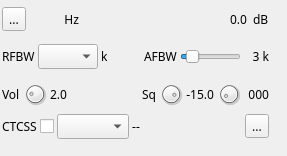
Above: plugins/channelrx/demodnfm/nfmdemodgui.ui from f4exb/sdrangel before the change. Below: the same form after it.
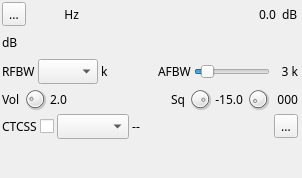
That is the form after the change. Icons and pictures are not drawn. Custom widgets are drawn as their Qt base class.

Commit message: NFM Demod: added signal meter. Corrected squelch. Turned frequency dial green

Diff of the .ui file:
```diff
--- a/plugins/channelrx/demodnfm/nfmdemodgui.ui
+++ b/plugins/channelrx/demodnfm/nfmdemodgui.ui
@@ -6,10 +6,16 @@
    <rect>
     <x>0</x>
     <y>0</y>
-    <width>287</width>
-    <height>156</height>
+    <width>302</width>
+    <height>178</height>
    </rect>
   </property>
+  <property name="minimumSize">
+   <size>
+    <width>302</width>
+    <height>0</height>
+   </size>
+  </property>
   <property name="font">
    <font>
     <family>Sans Serif</family>
@@ -24,10 +30,16 @@
     <rect>
      <x>0</x>
      <y>0</y>
-     <width>271</width>
+     <width>300</width>
      <height>141</height>
     </rect>
    </property>
+   <property name="minimumSize">
+    <size>
+     <width>300</width>
+     <height>0</height>
+    </size>
+   </property>
    <property name="windowTitle">
     <string>Settings</string>
    </property>
@@ -143,6 +155,36 @@
       </item>
      </layout>
     </item>
+    <item>
+     <layout class="QHBoxLayout" name="levelMeterLayout">
+      <item>
+       <widget class="QLabel" name="channelPowerMeterUnits">
+        <property name="text">
+         <string>dB</string>
+        </property>
+       </widget>
+      </item>
+      <item>
+       <widget class="LevelMeterSignalDB" name="channelPowerMeter" native="true">
+        <property name="sizePolicy">
+         <sizepolicy hsizetype="MinimumExpanding" vsizetype="Preferred">
+          <horstretch>0</horstretch>
+          <verstretch>0</verstretch>
+         </sizepolicy>
+        </property>
+        <property name="minimumSize">
+         <size>
+          <width>0</width>
+          <height>30</height>
+         </size>
+        </property>
+        <property name="toolTip">
+         <string>Level meter (dB) light: average, dark: peak, tip: peak hold</string>
+        </property>
+       </widget>
+      </item>
+     </layout>
+    </item>
     <item>
      <layout class="QHBoxLayout" name="rfBWLayout">
       <item>
@@ -539,6 +581,12 @@
    <header>gui/valuedial.h</header>
    <container>1</container>
   </customwidget>
+  <customwidget>
+   <class>LevelMeterSignalDB</class>
+   <extends>QWidget</extends>
+   <header>gui/levelmeter.h</header>
+   <container>1</container>
+  </customwidget>
  </customwidgets>
  <resources>
   <include location="../../../sdrbase/resources/res.qrc"/>
```
Left out of the diff: 7 changed lines with no effect on the pictures. The commit also changes 10 other files.
